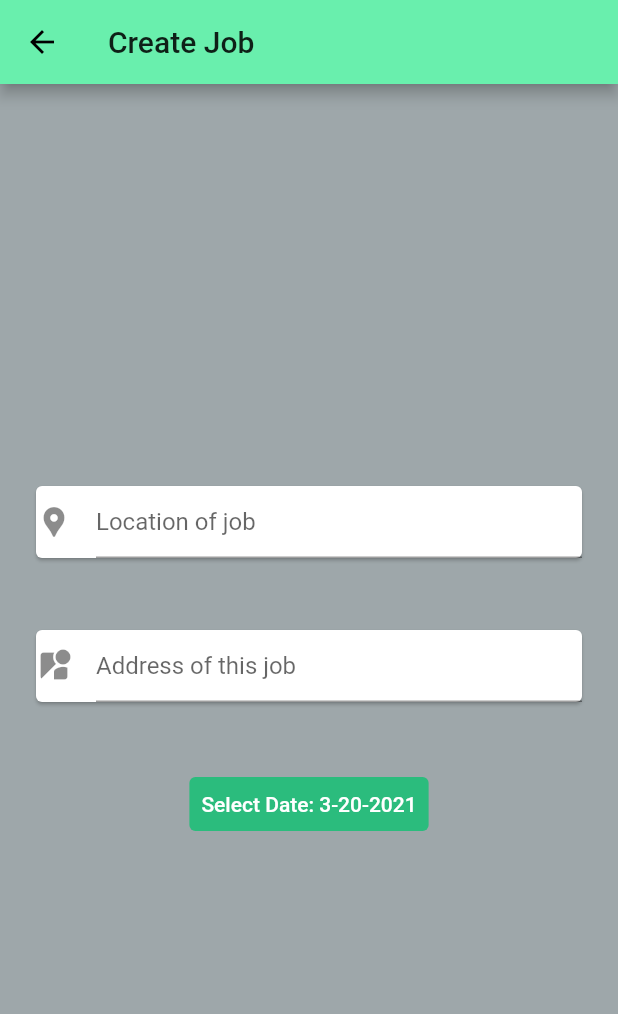
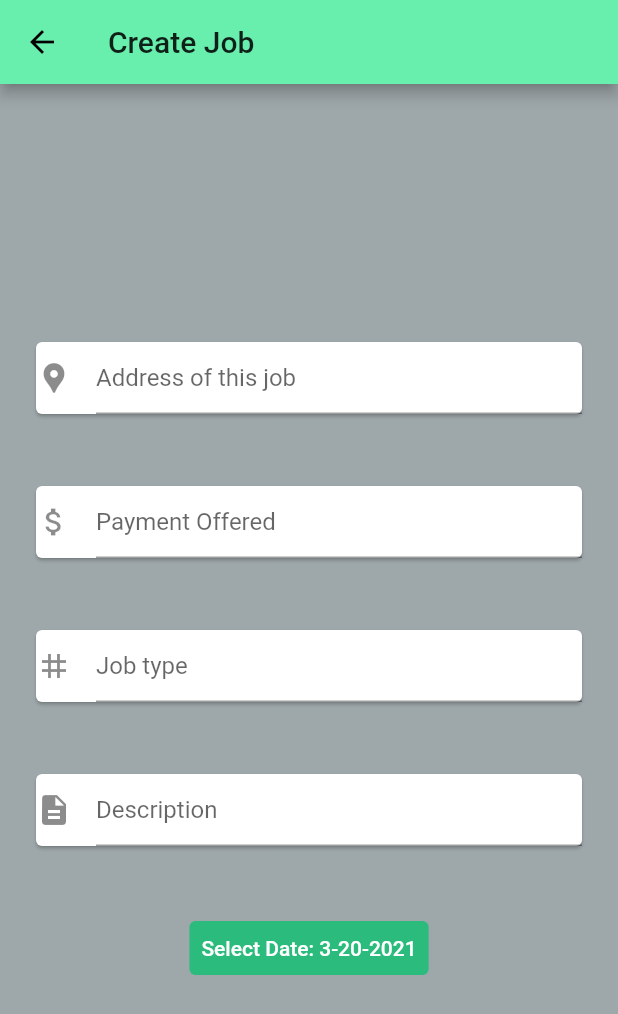
Before and after one commit to LuisDLF98/doers_app, a Flutter app: the DetailsScreen screen opened directly, on a phone screen of 412 x 824 dp. Shown: the top 1014 px of the screen. Run offline on Flutter 3.47's test engine with Material 2 defaults, Android fonts, the light colour scheme and no system bars; our stand-ins replace animated_text_kit, cloud_firestore, firebase_core, google_sign_in, modal_progress_hud; accounts and stored records are empty.

Commit message:
Added fields in Create Jobs

```diff
--- a/lib/Screens/details_screen.dart
+++ b/lib/Screens/details_screen.dart
@@ -58,12 +58,11 @@ class _DetailsScreen extends State<DetailsScreen> {
           children: <Widget>[
             Padding(
               padding: EdgeInsets.all(20.0),
-
               child: Card(
                 child: TextField(
                   decoration: const InputDecoration(
                     icon: Icon(Icons.location_pin),
-                    hintText: 'Location of job',
+                    hintText: 'Address of this job',
                   ),
                 ),
               ),
@@ -73,8 +72,30 @@ class _DetailsScreen extends State<DetailsScreen> {
               child: Card(
                 child: TextField(
                   decoration: const InputDecoration(
-                    icon: Icon(Icons.streetview),
-                    hintText: 'Address of this job',
+                    icon: Icon(Icons.attach_money),
+                    hintText: 'Payment Offered',
+                  ),
+                ),
+              ),
+            ),
+            Padding(
+              padding: EdgeInsets.all(20.0),
+              child: Card(
+                child: TextField(
+                  decoration: const InputDecoration(
+                    icon: Icon(Icons.tag),
+                    hintText: 'Job type',
+                  ),
+                ),
+              ),
+            ),
+            Padding(
+              padding: EdgeInsets.all(20.0),
+              child: Card(
+                child: TextField(
+                  decoration: const InputDecoration(
+                    icon: Icon(Icons.description),
+                    hintText: 'Description',
                   ),
                 ),
               ),
```
